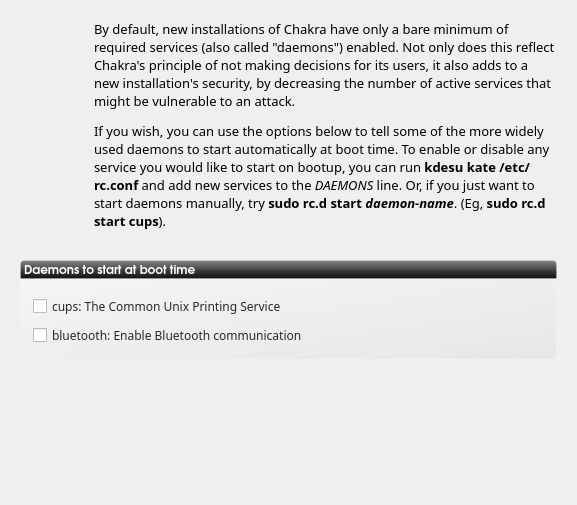
rshipp/kapudan, file ui/ui_scrServices.ui: the form before one commit.
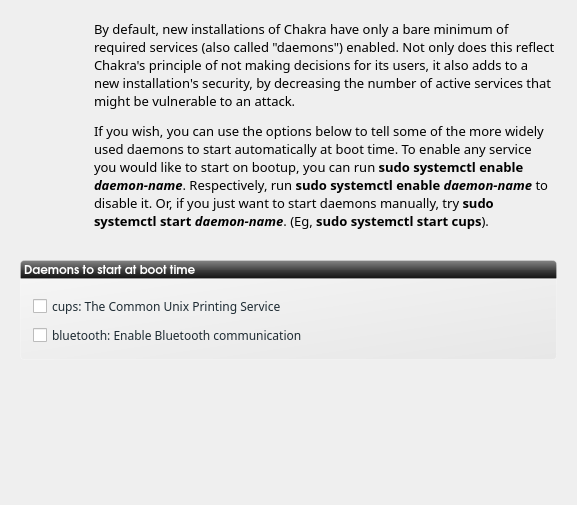
The form after the commit. Icons and pictures are not drawn.

Commit message: rc.d -> systemctl

Diff of the .ui file:
```diff
--- a/ui/ui_scrServices.ui
+++ b/ui/ui_scrServices.ui
@@ -150,7 +150,7 @@
         <enum>QFrame::Raised</enum>
        </property>
        <property name="text">
-        <string>&lt;html&gt;&lt;head/&gt;&lt;body&gt;&lt;p&gt;By default, new installations of Chakra have only a bare minimum of required services (also called &amp;quot;daemons&amp;quot;) enabled. Not only does this reflect Chakra's principle of not making decisions for its users, it also adds to a new installation's security, by decreasing the number of active services that might be vulnerable to an attack.&lt;/p&gt;&lt;p&gt;If you wish, you can use the options below to tell some of the more widely used daemons to start automatically at boot time. To enable or disable any service you would like to start on bootup, you can run &lt;span style=&quot; font-weight:600;&quot;&gt;kdesu kate /etc/rc.conf&lt;/span&gt; and add new services to the &lt;span style=&quot; font-style:italic;&quot;&gt;DAEMONS&lt;/span&gt; line. Or, if you just want to start daemons manually, try &lt;span style=&quot; font-weight:600;&quot;&gt;sudo rc.d start &lt;/span&gt;&lt;span style=&quot; font-weight:600; font-style:italic;&quot;&gt;daemon-name&lt;/span&gt;. (Eg, &lt;span style=&quot; font-weight:600;&quot;&gt;sudo rc.d start cups&lt;/span&gt;).&lt;/p&gt;&lt;/body&gt;&lt;/html&gt;</string>
+        <string>&lt;html&gt;&lt;head/&gt;&lt;body&gt;&lt;p&gt;By default, new installations of Chakra have only a bare minimum of required services (also called &amp;quot;daemons&amp;quot;) enabled. Not only does this reflect Chakra's principle of not making decisions for its users, it also adds to a new installation's security, by decreasing the number of active services that might be vulnerable to an attack.&lt;/p&gt;&lt;p&gt;If you wish, you can use the options below to tell some of the more widely used daemons to start automatically at boot time. To enable any service you would like to start on bootup, you can run &lt;span style=&quot; font-weight:600;&quot;&gt;sudo systemctl enable &lt;/span&gt;&lt;span style=&quot; font-weight:600; font-style:italic;&quot;&gt;daemon-name&lt;/span&gt;. Respectively, run &lt;span style=&quot; font-weight:600;&quot;&gt;sudo systemctl enable &lt;/span&gt;&lt;span style=&quot; font-weight:600; font-style:italic;&quot;&gt;daemon-name&lt;/span&gt; to disable it. Or, if you just want to start daemons manually, try &lt;span style=&quot; font-weight:600;&quot;&gt;sudo systemctl start &lt;/span&gt;&lt;span style=&quot; font-weight:600; font-style:italic;&quot;&gt;daemon-name&lt;/span&gt;. (Eg, &lt;span style=&quot; font-weight:600;&quot;&gt;sudo systemctl start cups&lt;/span&gt;).&lt;/p&gt;&lt;/body&gt;&lt;/html&gt;</string>
        </property>
        <property name="wordWrap">
         <bool>true</bool>
```
Left out of the diff: 1 changed line with no effect on the pictures. The commit also changes 1 other file.
